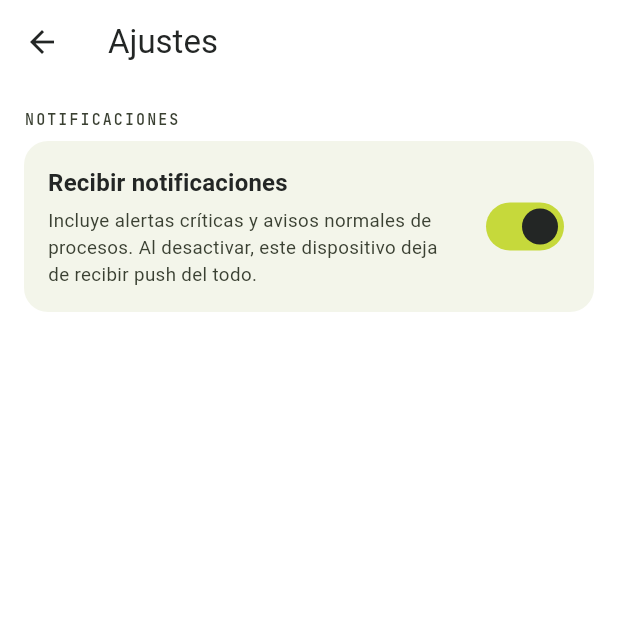
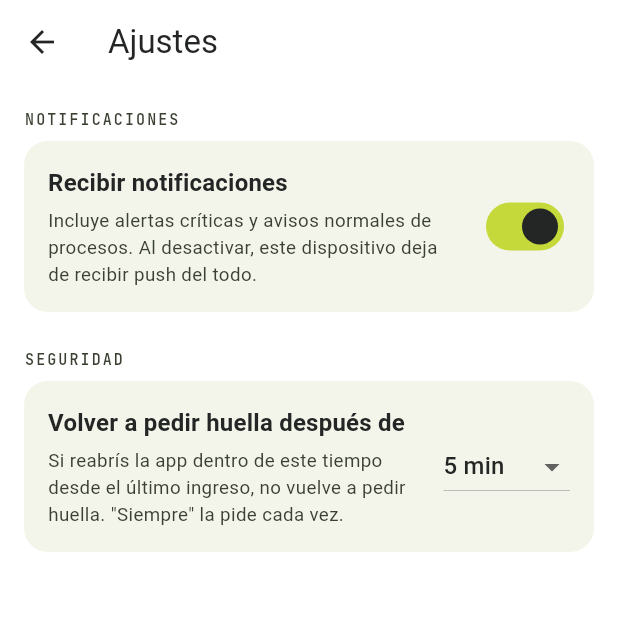
Before and after one commit to Danilore2203/App_Control, a Flutter app: the AjustesScreen screen opened directly, on a phone screen of 412 x 824 dp, the top half of it. Run offline on Flutter 3.47's test engine with Material 3 defaults, Android fonts, the phone set to English and light mode, and no system bars; our stand-ins replace firebase_core, firebase_messaging, flutter_local_notifications, flutter_secure_storage, google_fonts, google_sign_in and 2 more; missing offline and left inert: flutter_foreground_task; accounts and stored records are empty.

Commit message:
Hace configurable la ventana de gracia de la huella en Ajustes (antes 5 min fijos)
La ventana fija de 5 min sin pedir huella al reabrir la app era un hueco de
seguridad si el celular quedaba en otras manos en ese lapso. Ahora se puede
elegir entre Siempre/1/5/10/15/30 min desde Ajustes.

Co-Authored-By: Claude Sonnet 5 <noreply@anthropic.com>

```diff
--- a/mobile/lib/screens/ajustes_screen.dart
+++ b/mobile/lib/screens/ajustes_screen.dart
@@ -19,11 +19,14 @@ class _AjustesScreenState extends State<AjustesScreen> {
   final _guardiaService = GuardiaService();
   final _apiService = ApiService();
 
+  static const _opcionesVentanaGracia = [0, 1, 5, 10, 15, 30];
+
   bool _cargando = true;
   bool _notificacionesHabilitadas = true;
   bool _actualizandoNotificaciones = false;
   String? _error;
   String? _diagnosticoFcm;
+  int _ventanaGraciaMinutos = 5;
 
   @override
   void initState() {
@@ -37,16 +40,26 @@ class _AjustesScreenState extends State<AjustesScreen> {
           .obtenerNotificacionesHabilitadas()
           .timeout(const Duration(seconds: 5), onTimeout: () => true);
       final diagnostico = await _guardiaService.obtenerDiagnosticoFcm();
+      final ventanaGracia = await _guardiaService.obtenerVentanaGraciaBiometriaMinutos();
       if (!mounted) return;
       setState(() {
         _notificacionesHabilitadas = habilitadas;
         _diagnosticoFcm = diagnostico;
+        _ventanaGraciaMinutos = ventanaGracia;
         _cargando = false;
       });
     } catch (_) {
       if (!mounted) return;
       setState(() => _cargando = false);
     }
+  }
+
+  Future<void> _cambiarVentanaGracia(int? minutos) async {
+    if (minutos == null) return;
+    HapticFeedback.selectionClick();
+    await _guardiaService.guardarVentanaGraciaBiometriaMinutos(minutos);
+    if (!mounted) return;
+    setState(() => _ventanaGraciaMinutos = minutos);
   }
 
   Future<void> _cambiarNotificaciones(bool habilitadas) async {
@@ -171,6 +184,53 @@ class _AjustesScreenState extends State<AjustesScreen> {
                     style: TextStyle(color: colorScheme.error, fontSize: 11.5),
                   ),
                 ],
+                const SizedBox(height: 24),
+                Text(
+                  "SEGURIDAD",
+                  style: AppTextStyles.tech(color: colorScheme.onSurfaceVariant, fontSize: 10),
+                ),
+                const SizedBox(height: 8),
+                Container(
+                  padding: const EdgeInsets.all(16),
+                  decoration: BoxDecoration(
+                    color: colorScheme.surfaceContainerHigh,
+                    borderRadius: BorderRadius.circular(16),
+                  ),
+                  child: Row(
+                    children: [
+                      Expanded(
+                        child: Column(
+                          crossAxisAlignment: CrossAxisAlignment.start,
+                          children: [
+                            Text(
+                              "Volver a pedir huella después de",
+                              style: Theme.of(context).textTheme.titleMedium?.copyWith(
+                                    fontWeight: FontWeight.w600,
+                                  ),
+                            ),
+                            const SizedBox(height: 4),
+                            Text(
+                              "Si reabrís la app dentro de este tiempo desde el último "
+                              "ingreso, no vuelve a pedir huella. \"Siempre\" la pide cada vez.",
+                              style: TextStyle(color: colorScheme.onSurfaceVariant, fontSize: 12.5),
+                            ),
+                          ],
+                        ),
+                      ),
+                      const SizedBox(width: 12),
+                      DropdownButton<int>(
+                        value: _ventanaGraciaMinutos,
+                        onChanged: _cambiarVentanaGracia,
+                        items: _opcionesVentanaGracia
+                            .map((minutos) => DropdownMenuItem(
+                                  value: minutos,
+                                  child: Text(minutos == 0 ? "Siempre" : "$minutos min"),
+                                ))
+                            .toList(),
+                      ),
+                    ],
+                  ),
+                ),
               ],
             ),
     );
```
Also changed, not shown: mobile/lib/services/biometric_service.dart (+9 -7 lines), mobile/lib/services/guardia_service.dart (+13 -0 lines).
